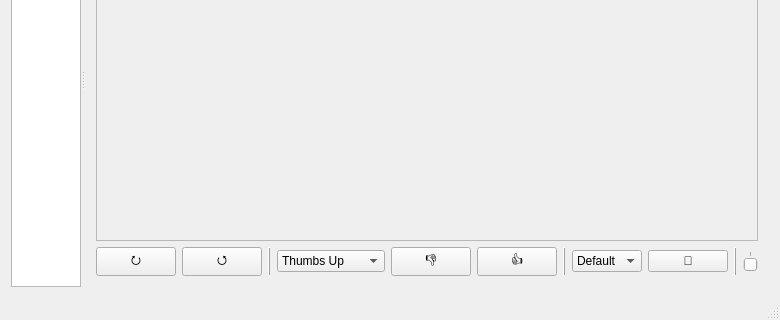
Before: the Qt Designer form MainWindow.ui in kringg/Asim, drawn with Qt 5; both pictures show x 0 to 780 and y 160 to 480 of the 780 by 480 pixel window.
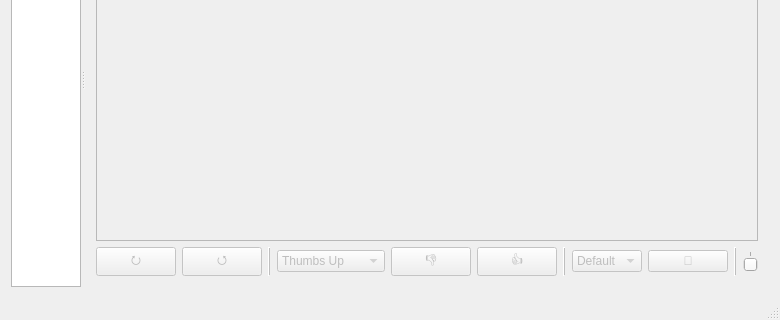
After: the same form once the commit is applied. Icons and pictures are not drawn.

Patch:
```diff
--- a/MainWindow.ui
+++ b/MainWindow.ui
@@ -62,6 +62,9 @@
         </item>
         <item>
          <widget class="QWidget" name="control" native="true">
+          <property name="enabled">
+           <bool>false</bool>
+          </property>
           <layout class="QHBoxLayout" name="horizontalLayout_2" stretch="0,0,0,1,0,0,0,1,0,0,1">
            <property name="leftMargin">
             <number>0</number>
```
